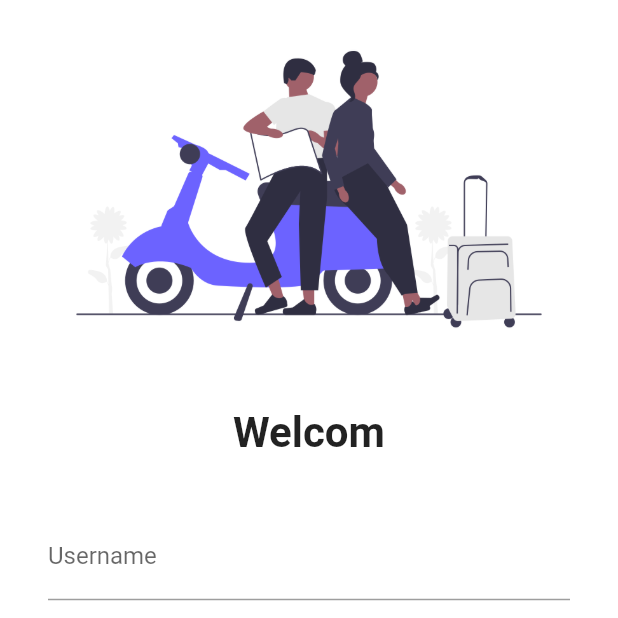
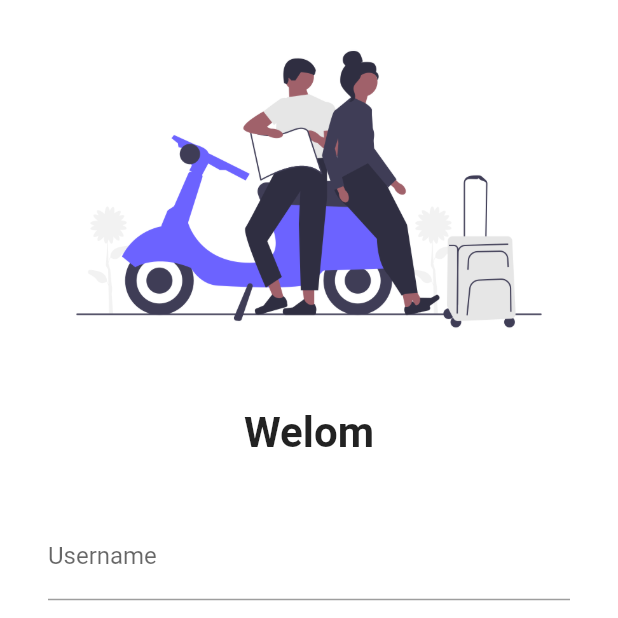
Before and after one commit to DevanshPandya19/Flutter2025, a Flutter app: the screen it shows after launch, on a phone screen of 412 x 824 dp, the top half of it. Run offline on Flutter 3.47's test engine with Material 2 defaults, Android fonts, the phone set to English and light mode, and no system bars.

Commit message:
i have learn some new concepts

```diff
--- a/lib/pages/LoginPage.dart
+++ b/lib/pages/LoginPage.dart
@@ -17,7 +17,7 @@ class LoginPage extends StatelessWidget {
             SizedBox(
               height: 20,
             ),
-            Text("Welcom",
+            Text("Welom",
               style: TextStyle(
                 fontSize: 28,
                 fontWeight: FontWeight.bold
```
